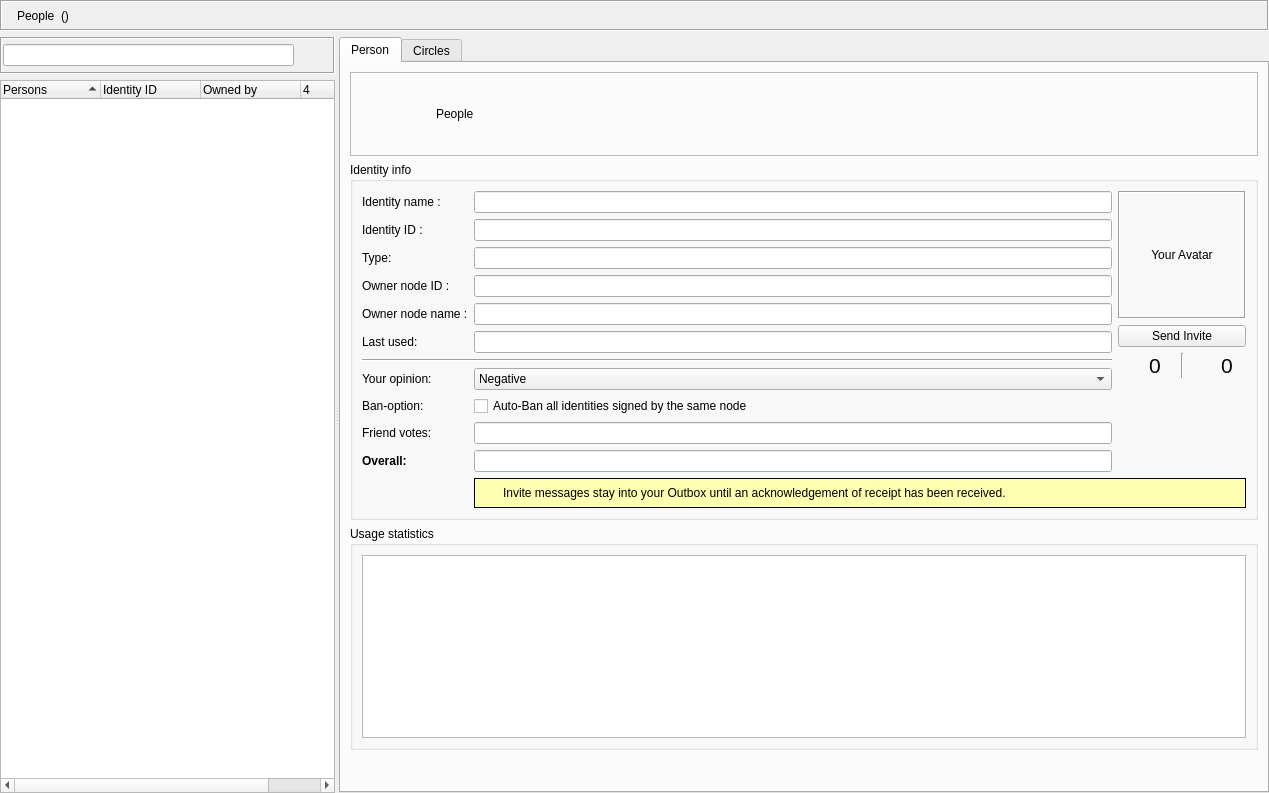
The window that retroshare-gui/src/gui/Identity/IdDialog.ui (RetroShare/RetroShare) describes before a commit, drawn with Qt 5.
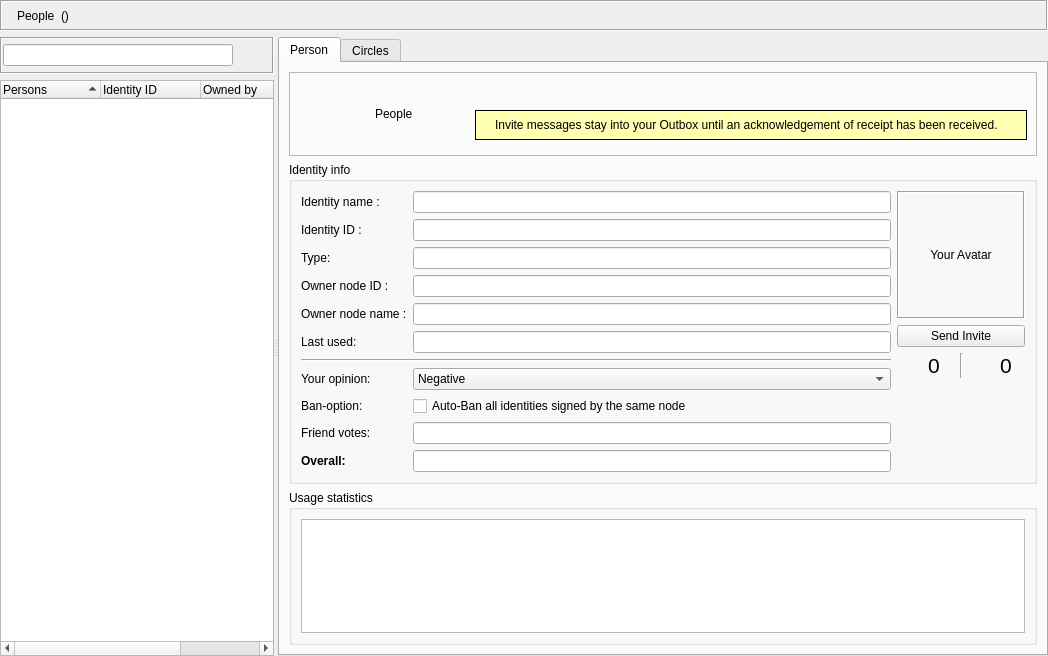
The same window after the commit. Icons and pictures are not drawn. Custom widgets are drawn as their Qt base class.

Commit message: Fixed People Header Text color Moved info frame for Invite to Top Header

```diff
--- a/retroshare-gui/src/gui/Identity/IdDialog.ui
+++ b/retroshare-gui/src/gui/Identity/IdDialog.ui
@@ -6,8 +6,8 @@
    <rect>
     <x>0</x>
     <y>0</y>
-    <width>1269</width>
-    <height>793</height>
+    <width>1048</width>
+    <height>656</height>
    </rect>
   </property>
   <property name="sizePolicy">
@@ -317,6 +317,174 @@
              </property>
             </widget>
            </item>
+           <item row="0" column="3">
+            <layout class="QVBoxLayout" name="verticalLayout">
+             <item>
+              <spacer name="verticalSpacer">
+               <property name="orientation">
+                <enum>Qt::Vertical</enum>
+               </property>
+               <property name="sizeHint" stdset="0">
+                <size>
+                 <width>518</width>
+                 <height>17</height>
+                </size>
+               </property>
+              </spacer>
+             </item>
+             <item>
+              <widget class="QFrame" name="inviteFrame">
+               <property name="palette">
+                <palette>
+                 <active>
+                  <colorrole role="Base">
+                   <brush brushstyle="SolidPattern">
+                    <color alpha="255">
+                     <red>255</red>
+                     <green>255</green>
+                     <blue>255</blue>
+                    </color>
+                   </brush>
+                  </colorrole>
+                  <colorrole role="Window">
+                   <brush brushstyle="SolidPattern">
+                    <color alpha="255">
+                     <red>255</red>
+                     <green>255</green>
+                     <blue>178</blue>
+                    </color>
+                   </brush>
+                  </colorrole>
+                 </active>
+                 <inactive>
+                  <colorrole role="Base">
+                   <brush brushstyle="SolidPattern">
+                    <color alpha="255">
+                     <red>255</red>
+                     <green>255</green>
+                     <blue>255</blue>
+                    </color>
+                   </brush>
+                  </colorrole>
+                  <colorrole role="Window">
+                   <brush brushstyle="SolidPattern">
+                    <color alpha="255">
+                     <red>255</red>
+                     <green>255</green>
+                     <blue>178</blue>
+                    </color>
+                   </brush>
+                  </colorrole>
+                 </inactive>
+                 <disabled>
+                  <colorrole role="Base">
+                   <brush brushstyle="SolidPattern">
+                    <color alpha="255">
+                     <red>255</red>
+                     <green>255</green>
+                     <blue>178</blue>
+                    </color>
+                   </brush>
+                  </colorrole>
+                  <colorrole role="Window">
+                   <brush brushstyle="SolidPattern">
+                    <color alpha="255">
+                     <red>255</red>
+                     <green>255</green>
+                     <blue>178</blue>
+                    </color>
+                   </brush>
+                  </colorrole>
+                 </disabled>
+                </palette>
+               </property>
+               <property name="autoFillBackground">
+                <bool>true</bool>
+               </property>
+               <property name="styleSheet">
+                <string notr="true"/>
+               </property>
+               <property name="frameShape">
+                <enum>QFrame::Box</enum>
+               </property>
+               <layout class="QHBoxLayout" name="distantFrameHLayout">
+                <property name="leftMargin">
+                 <number>6</number>
+                </property>
+                <property name="topMargin">
+                 <number>6</number>
+                </property>
+                <property name="rightMargin">
+                 <number>6</number>
+                </property>
+                <property name="bottomMargin">
+                 <number>6</number>
+                </property>
+                <item>
+                 <widget class="QLabel" name="infoPixmap">
+                  <property name="maximumSize">
+                   <size>
+                    <width>16</width>
+                    <height>16</height>
+                   </size>
+                  </property>
+                  <property name="text">
+                   <string/>
+                  </property>
+                  <property name="pixmap">
+                   <pixmap resource="../images.qrc">:/images/info16.png</pixmap>
+                  </property>
+                  <property name="alignment">
+                   <set>Qt::AlignLeading|Qt::AlignLeft|Qt::AlignTop</set>
+                  </property>
+                 </widget>
+                </item>
+                <item>
+                 <widget class="QLabel" name="infoLabel">
+                  <property name="text">
+                   <string notr="true">Invite messages stay into your Outbox until an acknowledgement of receipt has been received.</string>
+                  </property>
+                 </widget>
+                </item>
+                <item>
+                 <widget class="QToolButton" name="closeInfoFrameButton">
+                  <property name="maximumSize">
+                   <size>
+                    <width>16</width>
+                    <height>16</height>
+                   </size>
+                  </property>
+                  <property name="focusPolicy">
+                   <enum>Qt::NoFocus</enum>
+                  </property>
+                  <property name="toolTip">
+                   <string>Close</string>
+                  </property>
+                  <property name="styleSheet">
+                   <string notr="true">QToolButton
+{
+ border-image: url(:/images/closenormal.png) 
+}
+                                
+QToolButton:hover 
+{
+border-image: url(:/images/closehover.png) 
+}
+                                
+QToolButton:pressed  {
+border-image: url(:/images/closepressed.png) 
+}</string>
+                  </property>
+                  <property name="autoRaise">
+                   <bool>true</bool>
+                  </property>
+                 </widget>
+                </item>
+               </layout>
+              </widget>
+             </item>
+            </layout>
+           </item>
           </layout>
          </widget>
         </item>
@@ -681,157 +849,6 @@
              </property>
             </widget>
            </item>
-           <item row="12" column="1" colspan="2">
-            <widget class="QFrame" name="inviteFrame">
-             <property name="palette">
-              <palette>
-               <active>
-                <colorrole role="Base">
-                 <brush brushstyle="SolidPattern">
-                  <color alpha="255">
-                   <red>255</red>
-                   <green>255</green>
-                   <blue>255</blue>
-                  </color>
-                 </brush>
-                </colorrole>
-                <colorrole role="Window">
-                 <brush brushstyle="SolidPattern">
-                  <color alpha="255">
-                   <red>255</red>
-                   <green>255</green>
-                   <blue>178</blue>
-                  </color>
-                 </brush>
-                </colorrole>
-               </active>
-               <inactive>
-                <colorrole role="Base">
-                 <brush brushstyle="SolidPattern">
-                  <color alpha="255">
-                   <red>255</red>
-                   <green>255</green>
-                   <blue>255</blue>
-                  </color>
-                 </brush>
-                </colorrole>
-                <colorrole role="Window">
-                 <brush brushstyle="SolidPattern">
-                  <color alpha="255">
-                   <red>255</red>
-                   <green>255</green>
-                   <blue>178</blue>
-                  </color>
-                 </brush>
-                </colorrole>
-               </inactive>
-               <disabled>
-                <colorrole role="Base">
-                 <brush brushstyle="SolidPattern">
-                  <color alpha="255">
-                   <red>255</red>
-                   <green>255</green>
-                   <blue>178</blue>
-                  </color>
-                 </brush>
-                </colorrole>
-                <colorrole role="Window">
-                 <brush brushstyle="SolidPattern">
-                  <color alpha="255">
-                   <red>255</red>
-                   <green>255</green>
-                   <blue>178</blue>
-                  </color>
-                 </brush>
-                </colorrole>
-               </disabled>
-              </palette>
-             </property>
-             <property name="autoFillBackground">
-              <bool>true</bool>
-             </property>
-             <property name="styleSheet">
-              <string notr="true"/>
-             </property>
-             <property name="frameShape">
-              <enum>QFrame::Box</enum>
-             </property>
-             <layout class="QHBoxLayout" name="distantFrameHLayout">
-              <property name="leftMargin">
-               <number>6</number>
-              </property>
-              <property name="topMargin">
-               <number>6</number>
-              </property>
-              <property name="rightMargin">
-               <number>6</number>
-              </property>
-              <property name="bottomMargin">
-               <number>6</number>
-              </property>
-              <item>
-               <widget class="QLabel" name="infoPixmap">
-                <property name="maximumSize">
-                 <size>
-                  <width>16</width>
-                  <height>16</height>
-                 </size>
-                </property>
-                <property name="text">
-                 <string/>
-                </property>
-                <property name="pixmap">
-                 <pixmap resource="../images.qrc">:/images/info16.png</pixmap>
-                </property>
-                <property name="alignment">
-                 <set>Qt::AlignLeading|Qt::AlignLeft|Qt::AlignTop</set>
-                </property>
-               </widget>
-              </item>
-              <item>
-               <widget class="QLabel" name="infoLabel">
-                <property name="text">
-                 <string notr="true">Invite messages stay into your Outbox until an acknowledgement of receipt has been received.</string>
-                </property>
-               </widget>
-              </item>
-              <item>
-               <widget class="QToolButton" name="closeInfoFrameButton">
-                <property name="maximumSize">
-                 <size>
-                  <width>16</width>
-                  <height>16</height>
-                 </size>
-                </property>
-                <property name="focusPolicy">
-                 <enum>Qt::NoFocus</enum>
-                </property>
-                <property name="toolTip">
-                 <string>Close</string>
-                </property>
-                <property name="styleSheet">
-                 <string notr="true">QToolButton
-{
- border-image: url(:/images/closenormal.png) 
-}
-                                
-QToolButton:hover 
-{
-border-image: url(:/images/closehover.png) 
-}
-                                
-QToolButton:pressed  {
-border-image: url(:/images/closepressed.png) 
-}</string>
-                </property>
-                <property name="autoRaise">
-                 <bool>true</bool>
-                </property>
-               </widget>
-              </item>
-             </layout>
-            </widget>
-           </item>
           </layout>
          </widget>
         </item>
```
Left out of the diff: 1 changed line with no effect on the pictures. The commit also changes 1 other file.
